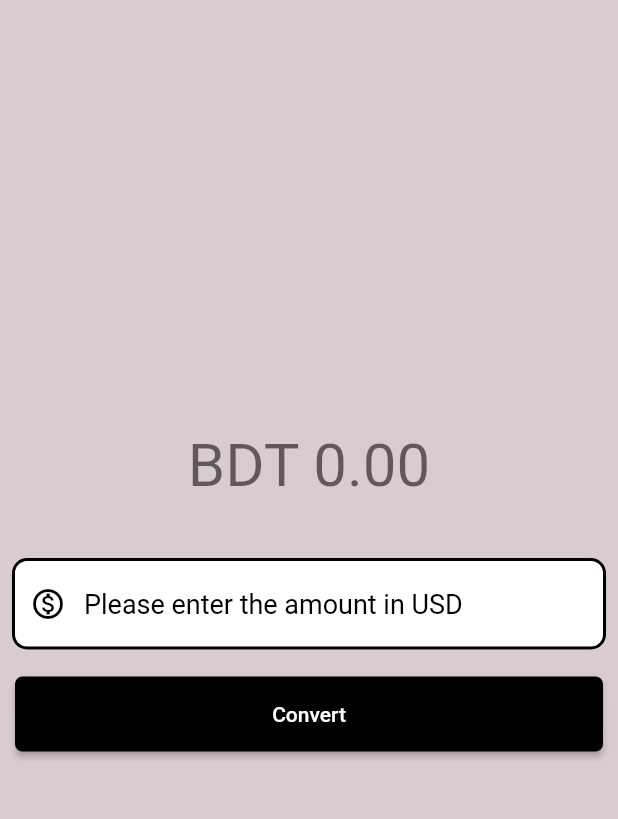
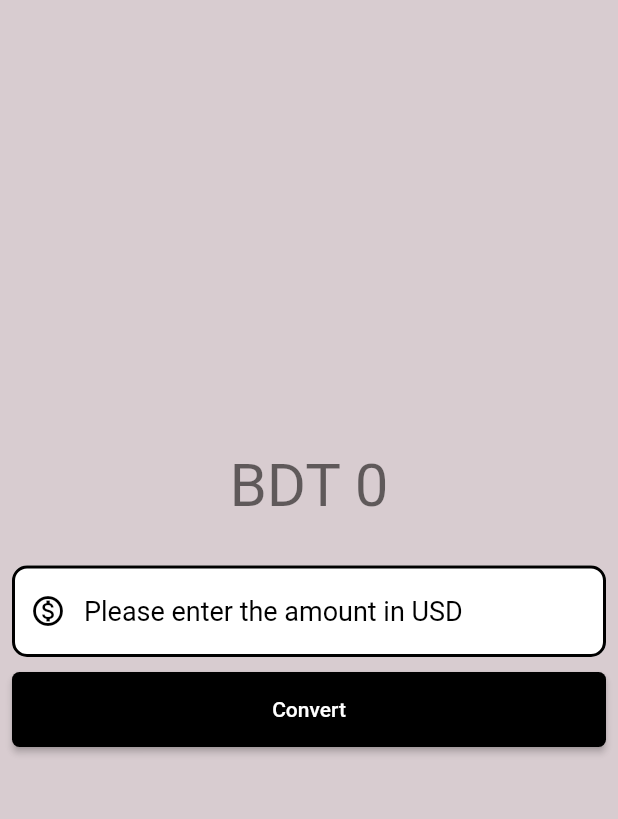
Before and after one commit to sroneez/currency_converter, a Flutter app: the screen it shows after launch, on a phone screen of 412 x 824 dp, the part 84-903 px from its top. Run offline on Flutter 3.47's test engine with Material 2 defaults, Android fonts, the phone set to English and light mode, and no system bars.

Commit message:
cuppertino design added

```diff
--- a/lib/currency_converter_material_page.dart
+++ b/lib/currency_converter_material_page.dart
@@ -14,6 +14,12 @@ class _CurrencyConverterMaterialPageState extends
     State<CurrencyConverterMaterialPage> {
       double result =0;
        final TextEditingController textEditingController = TextEditingController();
+
+      @override
+      void dispose(){
+        textEditingController.dispose();
+        super.dispose();
+      }
 
       @override
       Widget build (BuildContext context){
@@ -35,6 +41,8 @@ class _CurrencyConverterMaterialPageState extends
         title: const Text('Currency Converter'),
       ),
       body:Center(
+        child: Padding(
+          padding: const EdgeInsets.all(8.0),
           child: Column(
             mainAxisAlignment: MainAxisAlignment.center,
             children: [
@@ -43,7 +51,7 @@ class _CurrencyConverterMaterialPageState extends
                 margin: const EdgeInsets.all(20),
                 // color: Colors.black,
                 child: Text(
-                'BDT ${result.toStringAsFixed(2)}',
+                  'BDT ${result != 0 ? result.toStringAsFixed(2): result.toStringAsFixed(0)}',
                   style: const TextStyle(
                     fontSize: 40,
                     fontWeight: FontWeight.w400,
@@ -52,9 +60,7 @@ class _CurrencyConverterMaterialPageState extends
                 ),
               ),
 
-            Container(
-              padding: const EdgeInsets.all(8.0),
-              child: TextField( //it allow user to take input
+              TextField( //it allow user to take input
               controller: textEditingController,
                 style: const TextStyle(
                   color: Colors.black,
@@ -76,10 +82,8 @@ class _CurrencyConverterMaterialPageState extends
                     decimal: true,
                   ),
               ),
-            ),
-            Padding(
-              padding: const EdgeInsets.all(10.0),
-              child: ElevatedButton(
+              const SizedBox(height: 10,),
+              ElevatedButton(
                 onPressed: () {
                  setState(() {
                  result = double.parse(textEditingController.text) * 119;
@@ -95,8 +99,8 @@ class _CurrencyConverterMaterialPageState extends
                 ),
                child: const Text('Convert'),
                ),
+            ],
           ),
-          ],
         ),
       ),
     );
--- a/lib/main.dart
+++ b/lib/main.dart
@@ -1,6 +1,7 @@
+import 'package:flutter/cupertino.dart';
 import 'package:flutter/material.dart';
 import 'package:currency_converter/currency_converter_material_page.dart';
-import 'currency_converter_cupertino_page.dart';
+import 'package:currency_converter/currency_converter_cupertino_page.dart';
 
 void main(){
  runApp(const MyApp());
@@ -24,3 +25,14 @@ class MyApp extends StatelessWidget{
     );
   }
 }
+
+class MyCupertinoApp extends StatelessWidget {
+  const MyCupertinoApp({super.key});
+
+  @override
+  Widget build(BuildContext context) {
+    return const CupertinoApp(
+      home:CurrencyConverterMaterialPage(),
+    );
+  }
+}
```
Also changed, not shown: lib/currency_converter_cupertino_page.dart (+94 -2 lines). Lines whose indentation alone changed are shown as unchanged.
